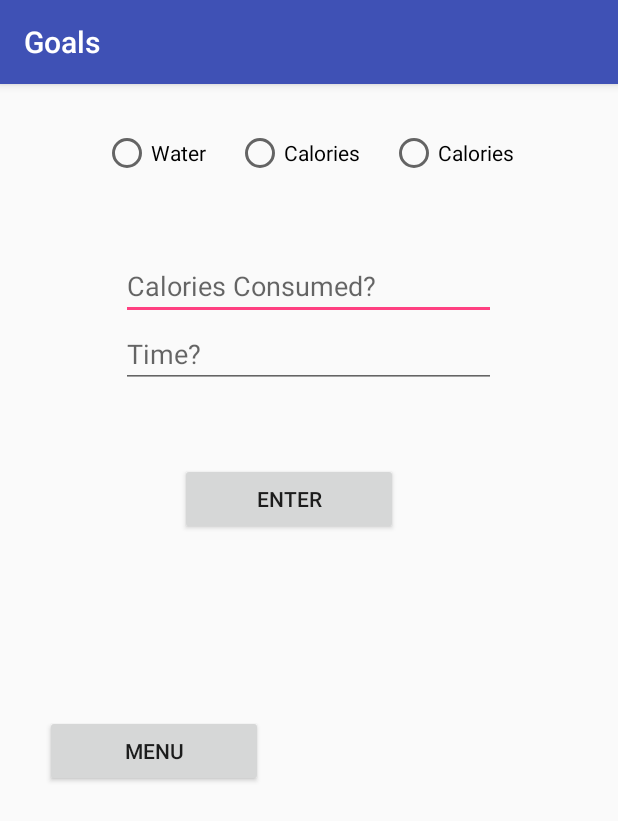
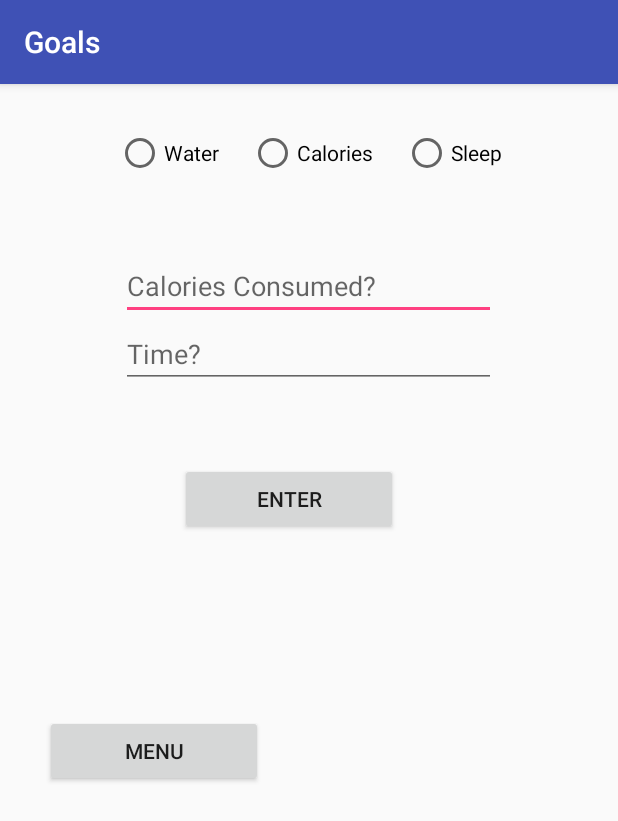
Before and after one commit to andrewalisa/energy-trek, an Android app: the GoalsActivity screen opened directly, with no data from a screen before it, on a phone screen of 412 x 824 dp. Shown: the top 821 px of the screen. Run offline under Robolectric (Android 15) with nearby library versions, the phone set to English and light mode, and no system bars.

Commit message:
Back to normal

```diff
--- a/app/src/main/res/layout/activity_goals.xml
+++ b/app/src/main/res/layout/activity_goals.xml
@@ -27,7 +27,7 @@
         <RadioButton android:id="@+id/radio_sleep"
             android:layout_width="wrap_content"
             android:layout_height="wrap_content"
-            android:text="@string/radio_calories"
+            android:text="@string/radio_sleep"
             android:onClick="onRadioButtonClicked"/>
     </RadioGroup>
 
```
